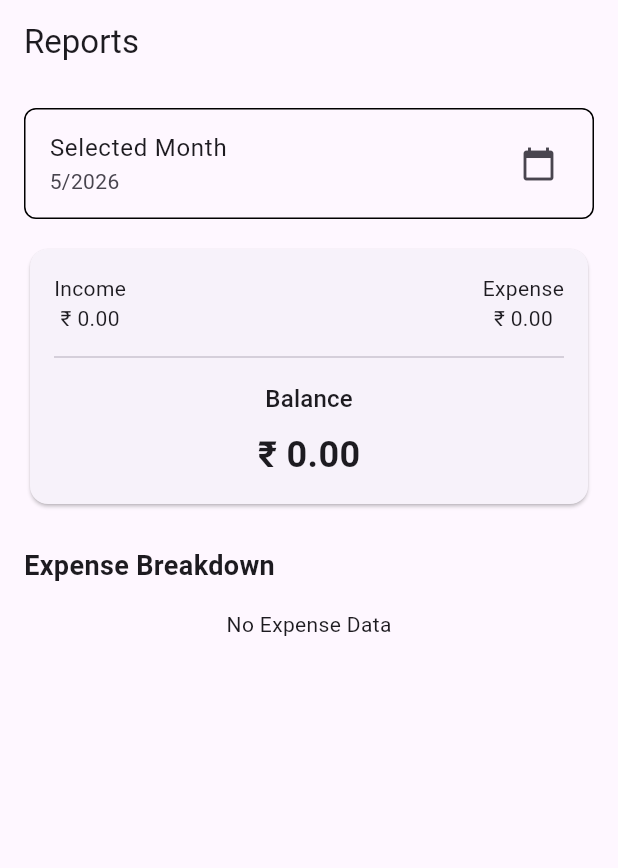
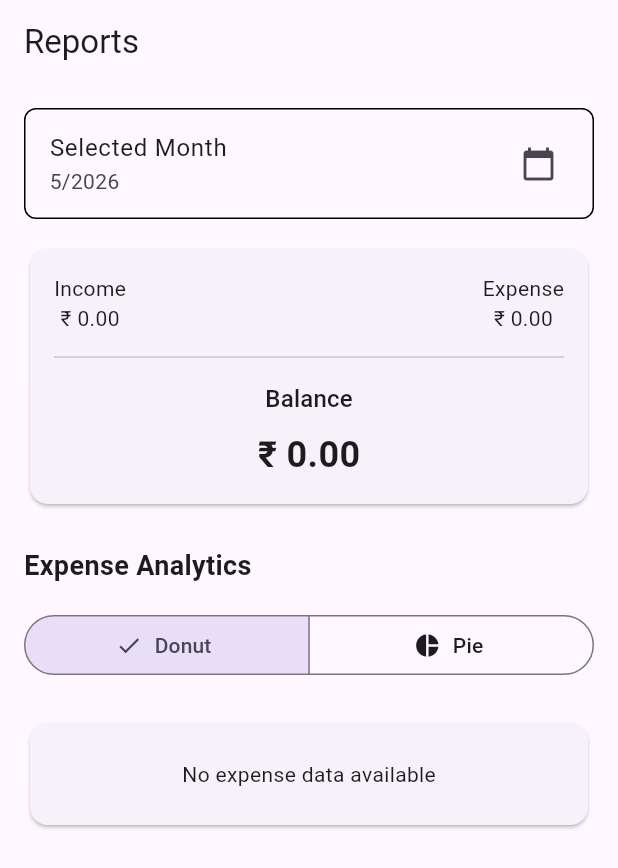
Before and after one commit to ashish-diwakar/Flutter-Finance-Tracker-App, a Flutter app: the ReportsScreen screen opened directly, on a phone screen of 412 x 824 dp. Shown: the top 868 px of the screen. Run offline on Flutter 3.47's test engine with Material 3 defaults, Android fonts, the phone set to English and light mode, and no system bars; our stand-ins replace app_links, connectivity_plus, file_picker, fl_chart, flutter_dotenv, flutter_riverpod and 7 more; accounts and stored records are empty; generated files the repository leaves out were written again.

Commit message:
Reports Screen - Donut Chart Implementation

```diff
--- a/lib/features/reports/presentation/screens/reports_screen.dart
+++ b/lib/features/reports/presentation/screens/reports_screen.dart
@@ -3,8 +3,16 @@ import 'package:flutter_riverpod/flutter_riverpod.dart';
 
 import '../providers/category_analytics_provider.dart';
 import '../providers/monthly_summary_provider.dart';
+import '../widgets/expense_donut_chart.dart';
 import '../widgets/expense_pie_chart.dart';
 import '../widgets/monthly_summary_card.dart';
+
+enum ReportChartType {
+
+  pie,
+
+  donut,
+}
 
 class ReportsScreen
     extends ConsumerStatefulWidget {
@@ -20,10 +28,14 @@ class ReportsScreen
 }
 
 class _ReportsScreenState
-    extends ConsumerState<ReportsScreen> {
+    extends ConsumerState<
+        ReportsScreen> {
 
   DateTime selectedMonth =
       DateTime.now();
+
+  ReportChartType selectedChart =
+      ReportChartType.donut;
 
   @override
   Widget build(BuildContext context) {
@@ -45,7 +57,9 @@ class _ReportsScreenState
     return Scaffold(
 
       appBar: AppBar(
-        title: const Text('Reports'),
+        title: const Text(
+          'Reports',
+        ),
       ),
 
       body: ListView(
@@ -57,31 +71,43 @@ class _ReportsScreenState
 
           ListTile(
 
-            shape: RoundedRectangleBorder(
+            shape:
+                RoundedRectangleBorder(
+
               borderRadius:
-                  BorderRadius.circular(8),
-              side: const BorderSide(),
+                  BorderRadius.circular(
+                8,
               ),
 
-            title:
-                const Text('Selected Month'),
+              side:
+                  const BorderSide(),
+            ),
+
+            title: const Text(
+              'Selected Month',
+            ),
 
             subtitle: Text(
               '${selectedMonth.month}/${selectedMonth.year}',
             ),
 
-            trailing:
-                const Icon(Icons.calendar_today),
+            trailing: const Icon(
+              Icons.calendar_today,
+            ),
 
             onTap: () async {
 
               final picked =
                   await showDatePicker(
+
                 context: context,
+
                 initialDate:
                     selectedMonth,
+
                 firstDate:
                     DateTime(2020),
+
                 lastDate:
                     DateTime(2100),
               );
@@ -100,59 +126,215 @@ class _ReportsScreenState
             },
           ),
 
-          const SizedBox(height: 16),
+          const SizedBox(
+            height: 16,
+          ),
 
           summaryAsync.when(
 
             data: (summary) {
 
               return MonthlySummaryCard(
-                income: summary.income,
-                expense: summary.expense,
+
+                income:
+                    summary.income,
+
+                expense:
+                    summary.expense,
               );
             },
 
-            error: (e, s) =>
-                Text(e.toString()),
+            error: (_, __) =>
+
+                const Card(
+
+                  child: Padding(
+
+                    padding:
+                        EdgeInsets.all(16),
+
+                    child: Text(
+                      'Unable to load summary',
+                    ),
+                  ),
+                ),
 
             loading: () =>
+
                 const Center(
                   child:
                       CircularProgressIndicator(),
                 ),
           ),
 
-          const SizedBox(height: 24),
+          const SizedBox(
+            height: 24,
+          ),
 
           const Text(
-            'Expense Breakdown',
+
+            'Expense Analytics',
+
             style: TextStyle(
+
               fontSize: 18,
+
               fontWeight:
                   FontWeight.bold,
             ),
           ),
 
-          const SizedBox(height: 16),
+          const SizedBox(
+            height: 16,
+          ),
+
+          SegmentedButton<
+              ReportChartType>(
+
+            segments: const [
+
+              ButtonSegment(
+                value:
+                    ReportChartType
+                        .donut,
+
+                label: Text(
+                  'Donut',
+                ),
+
+                icon: Icon(
+                  Icons.donut_large,
+                ),
+              ),
+
+              ButtonSegment(
+                value:
+                    ReportChartType
+                        .pie,
+
+                label: Text(
+                  'Pie',
+                ),
+
+                icon: Icon(
+                  Icons.pie_chart,
+                ),
+              ),
+            ],
+
+            selected: {
+              selectedChart,
+            },
+
+            onSelectionChanged:
+                (value) {
+
+              setState(() {
+
+                selectedChart =
+                    value.first;
+              });
+            },
+          ),
+
+          const SizedBox(
+            height: 24,
+          ),
 
           categoryAsync.when(
 
             data: (categories) {
 
+              if (categories
+                  .isEmpty) {
+
+                return const Card(
+
+                  child: Padding(
+
+                    padding:
+                        EdgeInsets.all(24),
+
+                    child: Center(
+
+                      child: Text(
+                        'No expense data available',
+                      ),
+                    ),
+                  ),
+                );
+              }
+
+              final colors = const [
+
+                Colors.red,
+
+                Colors.blue,
+
+                Colors.green,
+
+                Colors.orange,
+
+                Colors.purple,
+
+                Colors.teal,
+
+                Colors.indigo,
+
+                Colors.pink,
+              ];
+
+              if (selectedChart ==
+                  ReportChartType
+                      .donut) {
+
+                return ExpenseDonutChart(
+
+                  data:
+                      categories,
+                );
+              }
+
               return ExpensePieChart(
+
                 categories:
                     categories,
+
+                colors: colors,
+
+                forecolors:
+                    List.generate(
+                  colors.length,
+                  (_) => Colors.black,
+                ),
               );
             },
 
-            error: (e, s) =>
-                Text(e.toString()),
+            error: (_, __) =>
+
+                const Card(
+
+                  child: Padding(
+
+                    padding:
+                        EdgeInsets.all(16),
+
+                    child: Text(
+                      'Unable to load analytics',
+                    ),
+                  ),
+                ),
 
             loading: () =>
+
                 const Center(
                   child:
                       CircularProgressIndicator(),
                 ),
+          ),
+
+          const SizedBox(
+            height: 32,
           ),
         ],
       ),
--- a/pubspec.yaml
+++ b/pubspec.yaml
@@ -51,7 +51,8 @@ dependencies:
   uuid: ^4.5.1
 
   # Charts
-  fl_chart: ^0.69.0
+  #fl_chart: ^0.69.0
+  fl_chart: ^1.2.0
 
   # UI
   flutter_screenutil: ^5.9.3
```
Also changed, not shown: lib/features/reports/domain/models/category_expense_model_2.dart (added, +11 -0 lines), lib/features/reports/presentation/providers/expense_report_provider.dart (added, +66 -0 lines), lib/features/reports/presentation/widgets/expense_donut_chart.dart (added, +229 -0 lines), lib/features/reports/presentation/widgets/expense_pie_chart.dart (+11 -1 lines), pubspec.lock. Lines whose indentation alone changed are shown as unchanged.
